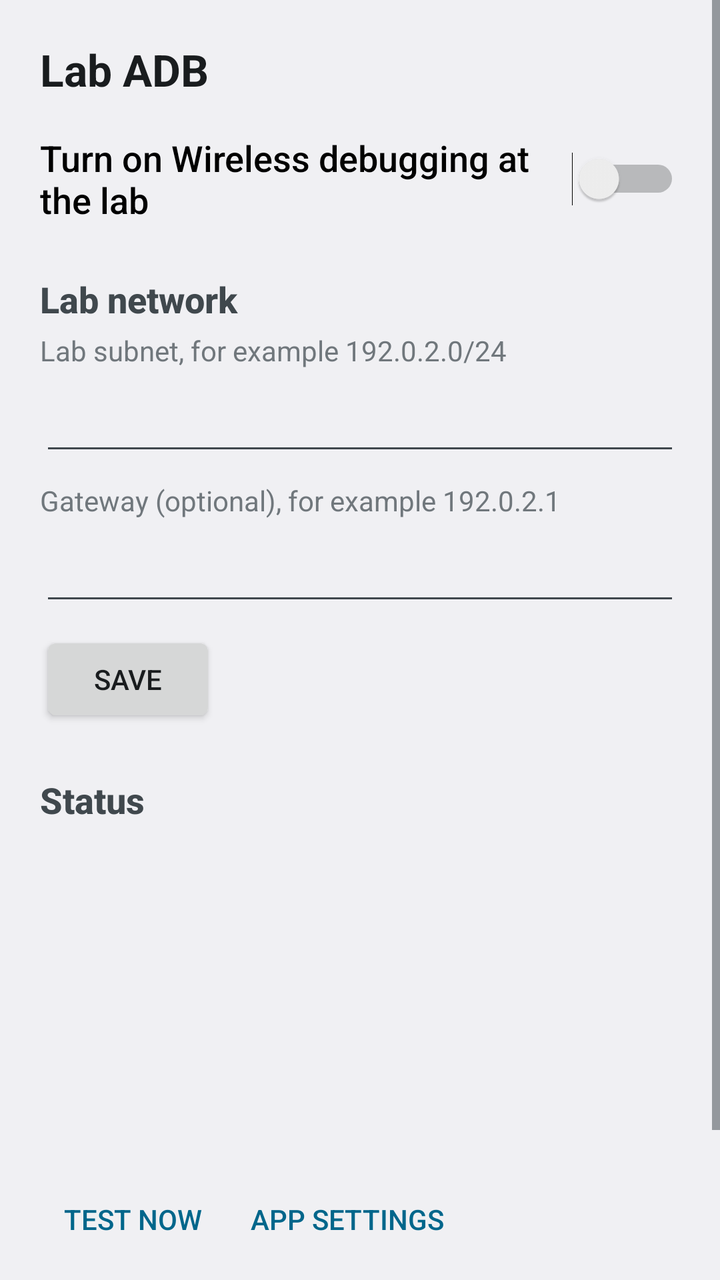
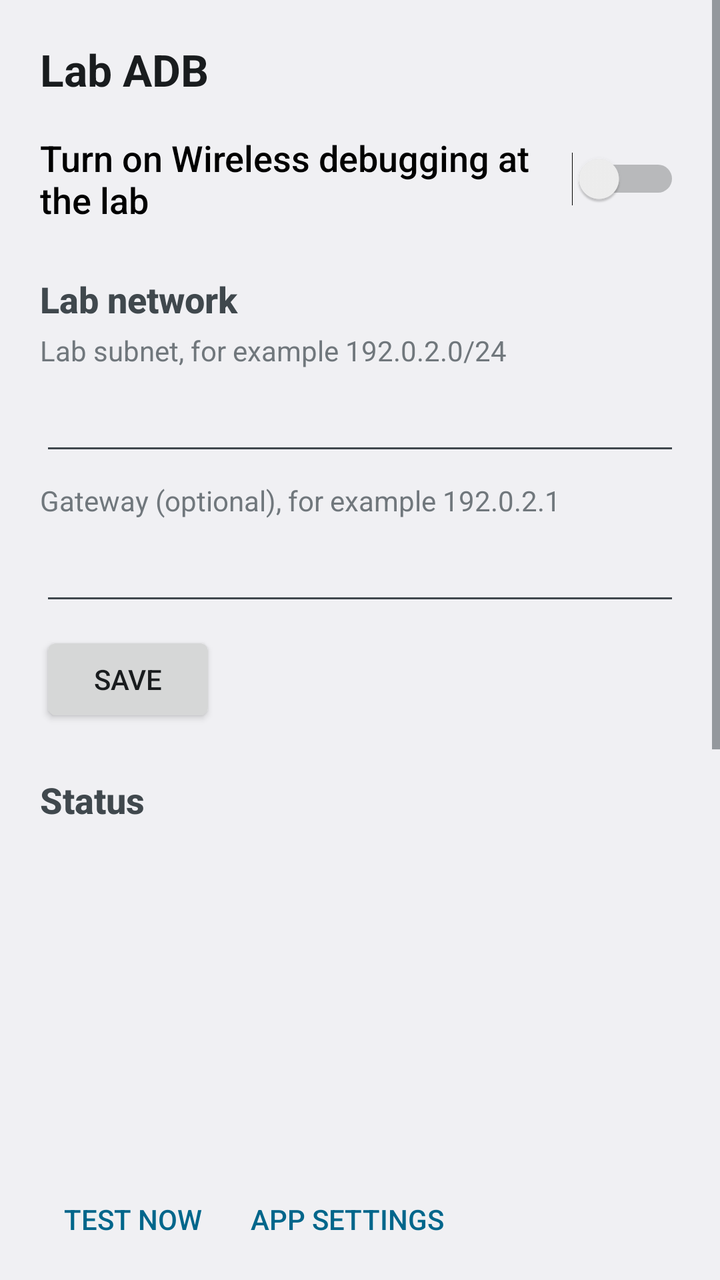

The first picture is an Android layout as it rendered before a commit; the second is the same layout after the commit. The layout source and the unified diff follow.
<!-- AndroidManifest.xml: application theme Theme.LabAdb -->
<!-- res/layout/activity_main.xml -->
<?xml version="1.0" encoding="utf-8"?>
<ScrollView xmlns:android="http://schemas.android.com/apk/res/android"
    xmlns:tools="http://schemas.android.com/tools"
    android:id="@+id/root"
    android:layout_width="match_parent"
    android:layout_height="match_parent"
    android:clipToPadding="false"
    android:fillViewport="true">

    <LinearLayout
        android:layout_width="match_parent"
        android:layout_height="wrap_content"
        android:orientation="vertical"
        android:padding="20dp">

        <TextView
            android:layout_width="wrap_content"
            android:layout_height="wrap_content"
            android:text="@string/app_name"
            android:textAppearance="?android:attr/textAppearanceLarge"
            android:textStyle="bold" />

        
        <Switch
            android:id="@+id/enabled_switch"
            android:layout_width="match_parent"
            android:layout_height="wrap_content"
            android:layout_marginTop="16dp"
            android:minHeight="48dp"
            android:text="@string/switch_label"
            android:textAppearance="?android:attr/textAppearanceMedium"
            tools:ignore="UseSwitchCompatOrMaterialXml" />

        <TextView
            style="@style/SectionHeader"
            android:text="@string/section_lab_network" />

        <TextView
            android:id="@+id/subnet_label"
            android:layout_width="wrap_content"
            android:layout_height="wrap_content"
            android:labelFor="@id/subnet_field"
            android:text="@string/subnet_label" />

        <EditText
            android:id="@+id/subnet_field"
            android:layout_width="match_parent"
            android:layout_height="wrap_content"
            android:digits="0123456789./"
            android:importantForAutofill="no"
            android:inputType="text"
            android:maxLines="1"
            android:minHeight="48dp" />

        <TextView
            android:id="@+id/gateway_label"
            android:layout_width="wrap_content"
            android:layout_height="wrap_content"
            android:layout_marginTop="8dp"
            android:labelFor="@id/gateway_field"
            android:text="@string/gateway_label" />

        <EditText
            android:id="@+id/gateway_field"
            android:layout_width="match_parent"
            android:layout_height="wrap_content"
            android:digits="0123456789."
            android:importantForAutofill="no"
            android:inputType="text"
            android:maxLines="1"
            android:minHeight="48dp" />

        <TextView
            android:id="@+id/form_message"
            android:layout_width="match_parent"
            android:layout_height="wrap_content"
            android:layout_marginTop="4dp"
            android:visibility="gone" />

        <Button
            android:id="@+id/save_button"
            android:layout_width="wrap_content"
            android:layout_height="wrap_content"
            android:layout_marginTop="8dp"
            android:text="@string/save" />

        <TextView
            style="@style/SectionHeader"
            android:text="@string/section_status" />

        <TextView
            android:id="@+id/status_permission"
            style="@style/StatusLine" />

        <TextView
            android:id="@+id/grant_command"
            android:layout_width="match_parent"
            android:layout_height="wrap_content"
            android:layout_marginStart="20dp"
            android:fontFamily="monospace"
            android:text="@string/grant_command"
            android:textIsSelectable="true"
            android:visibility="gone" />

        <TextView
            android:id="@+id/status_lab"
            style="@style/StatusLine" />

        <TextView
            android:id="@+id/status_adb"
            style="@style/StatusLine" />

        <TextView
            android:id="@+id/status_battery"
            style="@style/StatusLine" />

        <TextView
            android:id="@+id/status_pause"
            style="@style/StatusLine" />

        <LinearLayout
            style="?android:attr/buttonBarStyle"
            android:layout_width="match_parent"
            android:layout_height="wrap_content"
            android:layout_marginTop="8dp"
            android:orientation="horizontal">

            <Button
                android:id="@+id/test_button"
                style="?android:attr/buttonBarButtonStyle"
                android:layout_width="wrap_content"
                android:layout_height="wrap_content"
                android:text="@string/test_now" />

            <Button
                android:id="@+id/app_settings_button"
                style="?android:attr/buttonBarButtonStyle"
                android:layout_width="wrap_content"
                android:layout_height="wrap_content"
                android:text="@string/app_settings" />
        </LinearLayout>

        <TextView
            style="@style/SectionHeader"
            android:text="@string/section_events" />

        <TextView
            android:id="@+id/events"
            android:layout_width="match_parent"
            android:layout_height="wrap_content"
            android:lineSpacingExtra="4dp"
            android:text="@string/events_empty" />
    </LinearLayout>
</ScrollView>
<!-- resources referenced by this layout -->
<resources>
  <string name="app_name">Lab ADB</string>
  <string name="app_settings">App settings</string>
  <string name="events_empty">No events yet.</string>
  <string name="gateway_label">Gateway (optional), for example 192.0.2.1</string>
  <string name="grant_command" translatable="false">adb shell pm grant bukin.labadb android.permission.WRITE_SECURE_SETTINGS</string>
  <string name="save">Save</string>
  <string name="section_events">Recent events</string>
  <string name="section_lab_network">Lab network</string>
  <string name="section_status">Status</string>
  <string name="subnet_label">Lab subnet, for example 192.0.2.0/24</string>
  <string name="switch_label">Turn on Wireless debugging at the lab</string>
  <string name="test_now">Test now</string>
  <style name="SectionHeader">
          <item name="android:layout_width">match_parent</item>
          <item name="android:layout_height">wrap_content</item>
          <item name="android:layout_marginTop">24dp</item>
          <item name="android:layout_marginBottom">4dp</item>
          <item name="android:textAppearance">?android:attr/textAppearanceMedium</item>
          <item name="android:textStyle">bold</item>
      </style>
  <style name="StatusLine">
          <item name="android:layout_width">match_parent</item>
          <item name="android:layout_height">wrap_content</item>
          <item name="android:paddingTop">4dp</item>
          <item name="android:paddingBottom">4dp</item>
          <item name="android:textAppearance">?android:attr/textAppearanceMedium</item>
      </style>
  <style name="Theme.LabAdb" parent="android:Theme.DeviceDefault.DayNight">
          <item name="android:windowActionBar">false</item>
          <item name="android:windowNoTitle">true</item>
          <item name="android:windowLightStatusBar">@bool/light_system_bars</item>
          <item name="android:windowLightNavigationBar">@bool/light_system_bars</item>
      </style>
</resources>

<!-- the commit's change to res/layout/activity_main.xml (unified diff, before → after) -->
@@ -142,6 +142,67 @@
 
         <TextView
             style="@style/SectionHeader"
+            android:text="@string/section_hint" />
+
+        <TextView
+            android:id="@+id/hint_phone"
+            style="@style/StatusLine"
+            android:textIsSelectable="true" />
+
+        <TextView
+            android:id="@+id/target_label"
+            android:layout_width="wrap_content"
+            android:layout_height="wrap_content"
+            android:layout_marginTop="8dp"
+            android:labelFor="@id/target_field"
+            android:text="@string/target_label" />
+
+        <EditText
+            android:id="@+id/target_field"
+            android:layout_width="match_parent"
+            android:layout_height="wrap_content"
+            android:digits="0123456789.:"
+            android:hint="@string/target_example"
+            android:importantForAutofill="no"
+            android:inputType="text"
+            android:maxLines="1"
+            android:minHeight="48dp" />
+
+        <TextView
+            android:id="@+id/target_message"
+            android:layout_width="match_parent"
+            android:layout_height="wrap_content"
+            android:layout_marginTop="4dp"
+            android:visibility="gone" />
+
+        <Button
+            android:id="@+id/target_save_button"
+            android:layout_width="wrap_content"
+            android:layout_height="wrap_content"
+            android:layout_marginTop="8dp"
+            android:text="@string/save" />
+
+        <TextView
+            android:id="@+id/status_key"
+            style="@style/StatusLine" />
+
+        <TextView
+            android:id="@+id/status_hint"
+            style="@style/StatusLine" />
+
+        <TextView
+            android:id="@+id/hint_last_sent"
+            style="@style/StatusLine" />
+
+        <Button
+            android:id="@+id/send_now_button"
+            android:layout_width="wrap_content"
+            android:layout_height="wrap_content"
+            android:layout_marginTop="8dp"
+            android:text="@string/send_now" />
+
+        <TextView
+            style="@style/SectionHeader"
             android:text="@string/section_events" />
 
         <TextView
<!-- resource entries referenced after the edit -->
@@ -7,10 +7,14 @@
   <string name="grant_command" translatable="false">adb shell pm grant bukin.labadb android.permission.WRITE_SECURE_SETTINGS</string>
   <string name="save">Save</string>
   <string name="section_events">Recent events</string>
+  <string name="section_hint">Tell ANXEL where the phone is</string>
   <string name="section_lab_network">Lab network</string>
   <string name="section_status">Status</string>
+  <string name="send_now">Send now</string>
   <string name="subnet_label">Lab subnet, for example 192.0.2.0/24</string>
   <string name="switch_label">Turn on Wireless debugging at the lab</string>
+  <string name="target_example" translatable="false">192.0.2.10:47113</string>
+  <string name="target_label">ANXEL address (IPv4:port), empty = off</string>
   <string name="test_now">Test now</string>
   <style name="SectionHeader">
           <item name="android:layout_width">match_parent</item>
